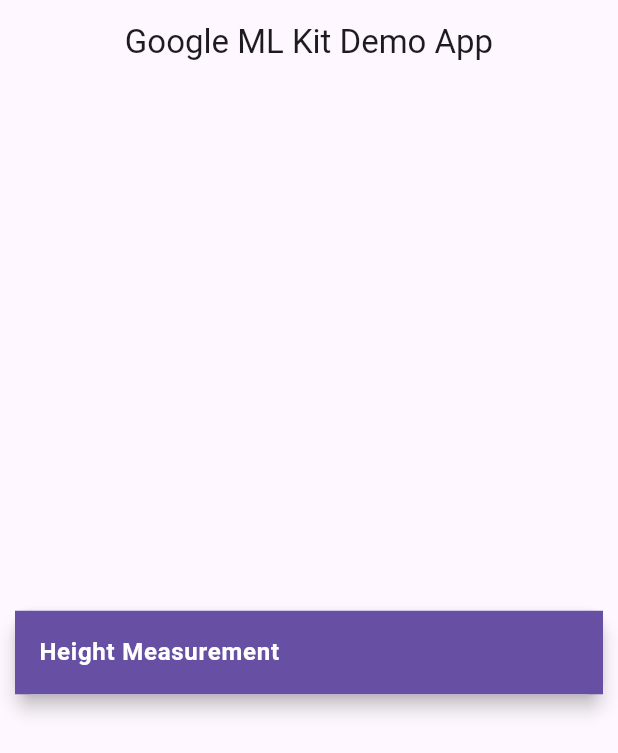
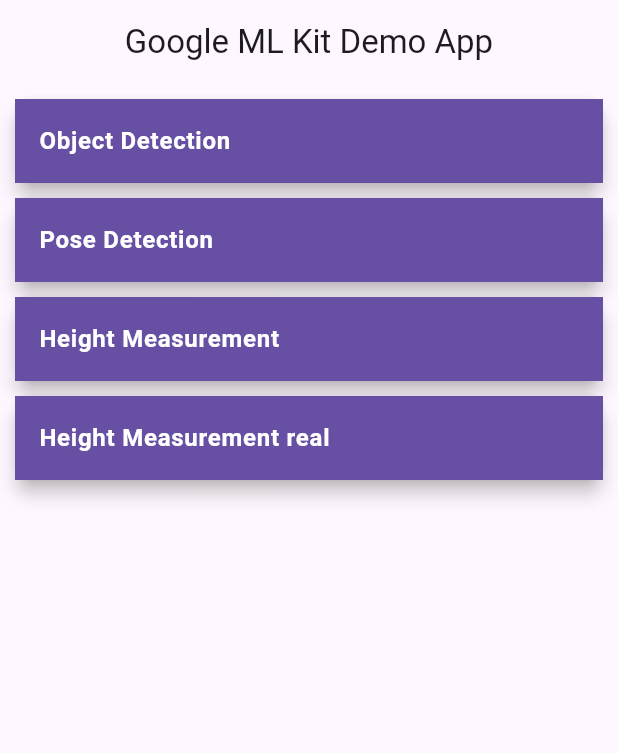
Before and after one commit to Kaewmanee64160234/hackthon_gd_, a Flutter app: the UnifiedDetectorView screen opened directly, after a tap on the "arrow back ios" icon, on a phone screen of 412 x 824 dp. Shown: the top 753 px of the screen. Run offline on Flutter 3.47's test engine with Material 3 defaults, Android fonts, the phone set to English and light mode, and no system bars; our stand-ins replace camera, image_picker; missing offline and left inert: google_ml_kit, google_mlkit_barcode_scanning, google_mlkit_commons, google_mlkit_face_detection, google_mlkit_face_mesh_detection, google_mlkit_image_labeling and 4 more.

Commit message:
fix height

```diff
--- a/lib/main.dart
+++ b/lib/main.dart
@@ -1,4 +1,5 @@
 import 'package:flutter/material.dart';
+import 'package:hackathon/vision_detector_views/CaptureDetector.dart';
 import 'package:hackathon/vision_detector_views/UnifiedDetectorView.dart';
 import 'package:hackathon/vision_detector_views/object_detector_view.dart';
 import 'package:hackathon/vision_detector_views/pose_detector_view.dart';
@@ -28,11 +29,26 @@
         centerTitle: true,
         elevation: 0,
       ),
+      // body: Center(
+      //   child: Padding(
+      //     padding: EdgeInsets.all(10),
+      //     child: Container(
+      //         child: CustomCard('Height Measurement', UnifiedDetectorView())),
+      //   ),
+      // ),
+
       body: Center(
         child: Padding(
           padding: EdgeInsets.all(10),
-          child: Container(
-              child: CustomCard('Height Measurement', UnifiedDetectorView())),
+          child: Column(
+            children: [
+              CustomCard('Object Detection', ObjectDetectorView()),
+              CustomCard('Pose Detection', PoseDetectorView()),
+              CustomCard('Height Measurement', PoseDetectorViewVersion2()),
+              // UnifiedDetectorView
+              CustomCard("Height Measurement real", UnifiedDetectorView()),
+            ],
+          ),
         ),
       ),
     );
--- a/lib/vision_detector_views/UnifiedDetectorView.dart
+++ b/lib/vision_detector_views/UnifiedDetectorView.dart
@@ -28,7 +28,7 @@
   var _cameraLensDirection = CameraLensDirection.back;
   Map<String, double> distancesInCm = {};
 
-  final double _ballDiameterCm = 20.5;
+  final double _ballDiameterCm = 22;
   double _pixelsPerCm = 0.0;
   double _personHeightCm = 0.00;
   @override
@@ -62,24 +62,24 @@
             }),
           ),
           // Measurements display
-          Positioned(
-            bottom: 0,
-            left: 0,
-            right: 0,
-            child: Container(
-              height: 200, // Adjust height as necessary
-              padding: EdgeInsets.all(10),
-              color: Colors.black.withOpacity(0.7), // Semi-transparent
-              child: ListView(
-                children: distancesInCm.entries
-                    .map((entry) => Text(
-                          '${entry.key}: ${entry.value.toStringAsFixed(2)} cm',
-                          style: TextStyle(color: Colors.white, fontSize: 16),
-                        ))
-                    .toList(),
-              ),
-            ),
-          ),
+          // Positioned(
+          //   bottom: 0,
+          //   left: 0,
+          //   right: 0,
+          //   child: Container(
+          //     height: 200, // Adjust height as necessary
+          //     padding: EdgeInsets.all(10),
+          //     color: Colors.black.withOpacity(0.7), // Semi-transparent
+          //     child: ListView(
+          //       children: distancesInCm.entries
+          //           .map((entry) => Text(
+          //                 '${entry.key}: ${entry.value.toStringAsFixed(2)} cm',
+          //                 style: TextStyle(color: Colors.white, fontSize: 16),
+          //               ))
+          //           .toList(),
+          //     ),
+          //   ),
+          // ),
         ],
       ),
     );
@@ -154,7 +154,7 @@
       // Check for the scaling object first
       for (var object in objects) {
         for (var label in object.labels) {
-          if (label.text.toLowerCase() == 'ball') {
+          if (label.text.toLowerCase().contains('ball')) {
             // ตรวจสอบเฉพาะคำว่า 'ball' เท่านั้น
             final ballBoundingBox = object.boundingBox;
             final ballDiameterInPixels =
```
